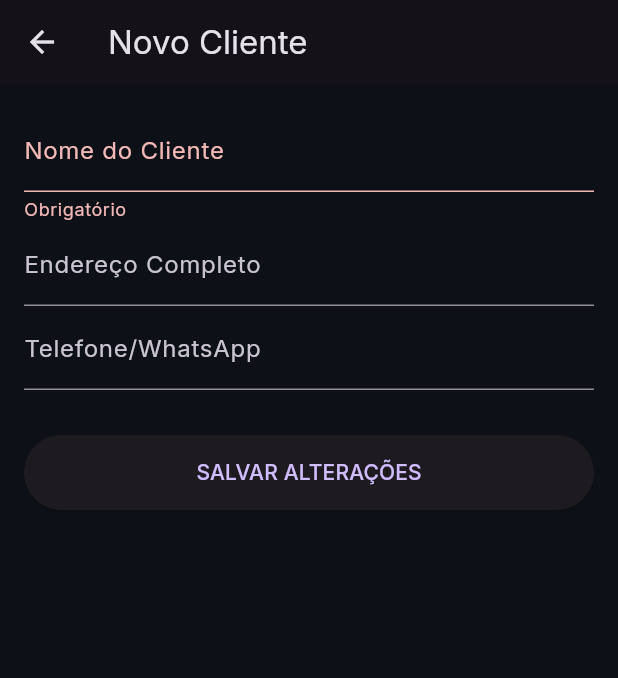
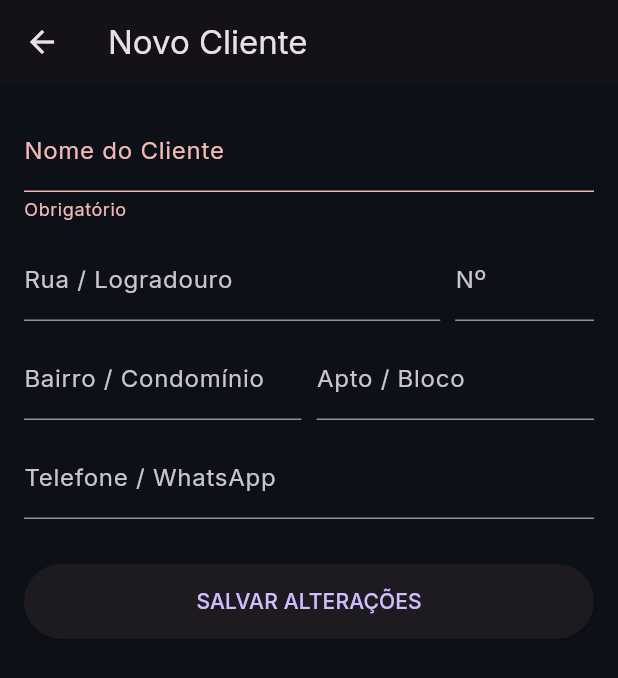
Before and after one commit to WilsonGorosthides/sgc_msclean, a Flutter app: the ClientFormScreen screen opened directly, after a tap on "SALVAR ALTERAÇÕES", on a phone screen of 412 x 824 dp. Shown: the top 678 px of the screen. Run offline on Flutter 3.47's test engine with Material 3 defaults, Android fonts, the phone set to English and light mode, and no system bars; our stand-ins replace flutter_dotenv, google_fonts, supabase_flutter; accounts and stored records are empty.

Commit message:
feat: campos de endereço detalhados e labels intuitivos

```diff
--- a/app/sgc_msclean/lib/models/client_model.dart
+++ b/app/sgc_msclean/lib/models/client_model.dart
@@ -1,17 +1,35 @@
 class ClientModel {
   final String? id;
   final String nome;
-  final String endereco;
+  final String rua;
+  final String numero;
+  final String bairro;
+  final String complemento;
   final String telefone;
 
-  ClientModel({this.id, required this.nome, required this.endereco, required this.telefone});
+  ClientModel({
+    this.id,
+    required this.nome,
+    required this.rua,
+    required this.numero,
+    required this.bairro,
+    required this.complemento,
+    required this.telefone,
+  });
 
+  // Converte o que vem do Supabase (JSON) para o código (Objeto)
   factory ClientModel.fromMap(Map<String, dynamic> map) {
     return ClientModel(
       id: map['id'],
       nome: map['nome'] ?? '',
-      endereco: map['endereco'] ?? '',
+      rua: map['rua'] ?? '',
+      numero: map['numero'] ?? '',
+      bairro: map['bairro'] ?? '',
+      complemento: map['complemento'] ?? '',
       telefone: map['telefone'] ?? '',
     );
   }
+
+  // Atalho para mostrar o endereço completo na lista
+  String get enderecoExibicao => '$rua, $numero - $bairro';
 }
--- a/app/sgc_msclean/lib/screens/client_form_screen.dart
+++ b/app/sgc_msclean/lib/screens/client_form_screen.dart
@@ -15,33 +15,40 @@ class _ClientFormScreenState extends State<ClientFormScreen> {
   final _service = SupabaseService();
 
   late TextEditingController _nomeController;
-  late TextEditingController _endController;
+  late TextEditingController _ruaController;
+  late TextEditingController _numController;
+  late TextEditingController _bairroController;
+  late TextEditingController _compController;
   late TextEditingController _telController;
 
   @override
   void initState() {
     super.initState();
-    // Inicializa os campos com os dados do cliente (se for edição) ou vazio
     _nomeController = TextEditingController(text: widget.client?.nome);
-    _endController = TextEditingController(text: widget.client?.endereco);
+    _ruaController = TextEditingController(text: widget.client?.rua);
+    _numController = TextEditingController(text: widget.client?.numero);
+    _bairroController = TextEditingController(text: widget.client?.bairro);
+    _compController = TextEditingController(text: widget.client?.complemento);
     _telController = TextEditingController(text: widget.client?.telefone);
   }
 
-  // --- FUNÇÃO 1: SALVAR ---
   void _salvar() async {
     if (_formKey.currentState!.validate()) {
-      final novoCliente = ClientModel(
+      final clienteEditado = ClientModel(
         id: widget.client?.id,
         nome: _nomeController.text,
-        endereco: _endController.text,
+        rua: _ruaController.text,
+        numero: _numController.text,
+        bairro: _bairroController.text,
+        complemento: _compController.text,
         telefone: _telController.text,
       );
 
       try {
         if (widget.client == null) {
-          await _service.saveClient(novoCliente);
+          await _service.saveClient(clienteEditado);
         } else {
-          await _service.updateClient(novoCliente);
+          await _service.updateClient(clienteEditado);
         }
         if (mounted) Navigator.pop(context);
       } catch (e) {
@@ -50,13 +57,12 @@ class _ClientFormScreenState extends State<ClientFormScreen> {
     }
   }
 
-  // --- FUNÇÃO 2: CONFIRMAR EXCLUSÃO (O SEU PASSO 3) ---
   void _confirmarExclusao(BuildContext context) {
     showDialog(
       context: context,
       builder: (ctx) => AlertDialog(
         title: const Text('Excluir Cliente?'),
-        content: const Text('Essa ação não pode ser desfeita.'),
+        content: const Text('Essa ação apagará permanentemente o cliente.'),
         actions: [
           TextButton(onPressed: () => Navigator.pop(ctx), child: const Text('CANCELAR')),
           ElevatedButton(
@@ -64,8 +70,8 @@ class _ClientFormScreenState extends State<ClientFormScreen> {
             onPressed: () async {
               await _service.deleteClient(widget.client!.id!);
               if (mounted) {
-                Navigator.pop(ctx); // Fecha o alerta
-                Navigator.pop(context); // Volta para a lista
+                Navigator.pop(ctx);
+                Navigator.pop(context);
               }
             },
             child: const Text('EXCLUIR', style: TextStyle(color: Colors.white)),
@@ -81,7 +87,6 @@ class _ClientFormScreenState extends State<ClientFormScreen> {
       appBar: AppBar(
         title: Text(widget.client == null ? 'Novo Cliente' : 'Editar Cliente'),
         actions: [
-          // O BOTÃO DE LIXEIRA QUE VOCÊ PERGUNTOU
           if (widget.client != null)
             IconButton(
               icon: const Icon(Icons.delete_outline, color: Colors.red),
@@ -89,7 +94,7 @@ class _ClientFormScreenState extends State<ClientFormScreen> {
             ),
         ],
       ),
-      body: Padding(
+      body: SingleChildScrollView(
         padding: const EdgeInsets.all(16.0),
         child: Form(
           key: _formKey,
@@ -100,13 +105,29 @@ class _ClientFormScreenState extends State<ClientFormScreen> {
                 decoration: const InputDecoration(labelText: 'Nome do Cliente'),
                 validator: (v) => v!.isEmpty ? 'Obrigatório' : null,
               ),
-              TextFormField(
-                controller: _endController,
-                decoration: const InputDecoration(labelText: 'Endereço Completo'),
+              const SizedBox(height: 10),
+              Row(
+                children: [
+                  // MUDANÇA AQUI: Logradouro
+                  Expanded(flex: 3, child: TextFormField(controller: _ruaController, decoration: const InputDecoration(labelText: 'Rua / Logradouro'))),
+                  const SizedBox(width: 10),
+                  Expanded(flex: 1, child: TextFormField(controller: _numController, decoration: const InputDecoration(labelText: 'Nº'))),
+                ],
               ),
+              const SizedBox(height: 10),
+              Row(
+                children: [
+                  // MUDANÇA AQUI: Bairro / Condomínio
+                  Expanded(child: TextFormField(controller: _bairroController, decoration: const InputDecoration(labelText: 'Bairro / Condomínio'))),
+                  const SizedBox(width: 10),
+                  // MUDANÇA AQUI: Apto / Bloco
+                  Expanded(child: TextFormField(controller: _compController, decoration: const InputDecoration(labelText: 'Apto / Bloco'))),
+                ],
+              ),
+              const SizedBox(height: 10),
               TextFormField(
                 controller: _telController,
-                decoration: const InputDecoration(labelText: 'Telefone/WhatsApp'),
+                decoration: const InputDecoration(labelText: 'Telefone / WhatsApp'),
                 keyboardType: TextInputType.phone,
               ),
               const SizedBox(height: 30),
--- a/app/sgc_msclean/lib/services/supabase_service.dart
+++ b/app/sgc_msclean/lib/services/supabase_service.dart
@@ -4,42 +4,44 @@ import '../models/client_model.dart';
 class SupabaseService {
   final _supabase = Supabase.instance.client;
 
-  // Busca a lista de clientes em tempo real
   Stream<List<ClientModel>> getClientsStream(String query) {
-    // Pegamos a stream da tabela 'clientes'
     return _supabase
         .from('clientes')
         .stream(primaryKey: ['id'])
-        .order('nome') // Organiza por ordem alfabética
+        .order('nome')
         .map((data) {
-          // Aqui filtramos a lista com base no que o usuário digita na busca
           return data
               .map((element) => ClientModel.fromMap(element))
               .where((client) =>
                   client.nome.toLowerCase().contains(query.toLowerCase()) ||
-                  client.endereco.toLowerCase().contains(query.toLowerCase()))
+                  client.rua.toLowerCase().contains(query.toLowerCase()) ||
+                  client.bairro.toLowerCase().contains(query.toLowerCase()))
               .toList();
         });
   }
-  // 1. Criar novo cliente
+
   Future<void> saveClient(ClientModel client) async {
     await _supabase.from('clientes').insert({
       'nome': client.nome,
-      'endereco': client.endereco,
+      'rua': client.rua,
+      'numero': client.numero,
+      'bairro': client.bairro,
+      'complemento': client.complemento,
       'telefone': client.telefone,
     });
   }
 
-  // 2. Atualizar cliente existente
   Future<void> updateClient(ClientModel client) async {
     await _supabase.from('clientes').update({
       'nome': client.nome,
-      'endereco': client.endereco,
+      'rua': client.rua,
+      'numero': client.numero,
+      'bairro': client.bairro,
+      'complemento': client.complemento,
       'telefone': client.telefone,
-    }).eq('id', client.id!); // O '.eq' é o filtro: "onde o id seja igual a..."
+    }).eq('id', client.id!);
   }
 
-  // 3. Excluir cliente
   Future<void> deleteClient(String id) async {
     await _supabase.from('clientes').delete().eq('id', id);
   }
```
Also changed, not shown: app/sgc_msclean/lib/screens/home_screen.dart (+21 -15 lines).
